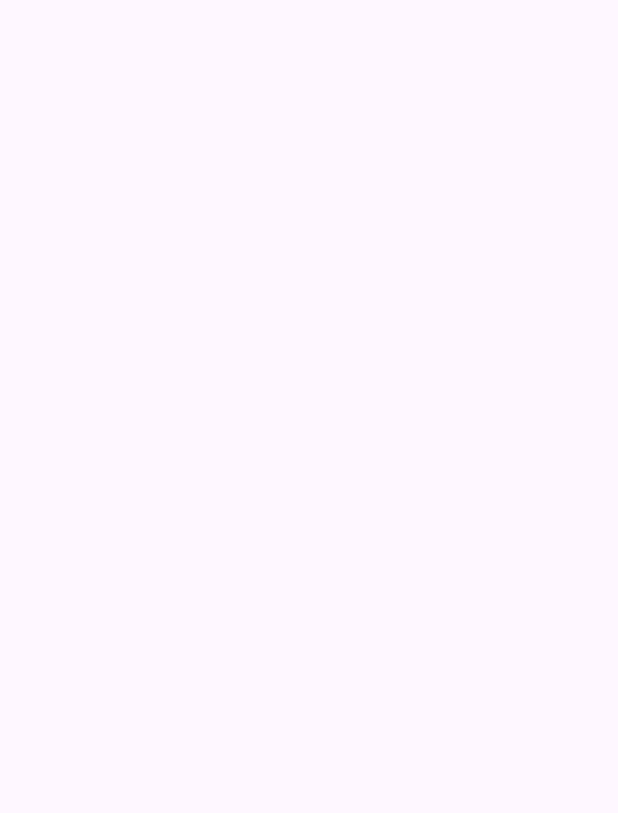
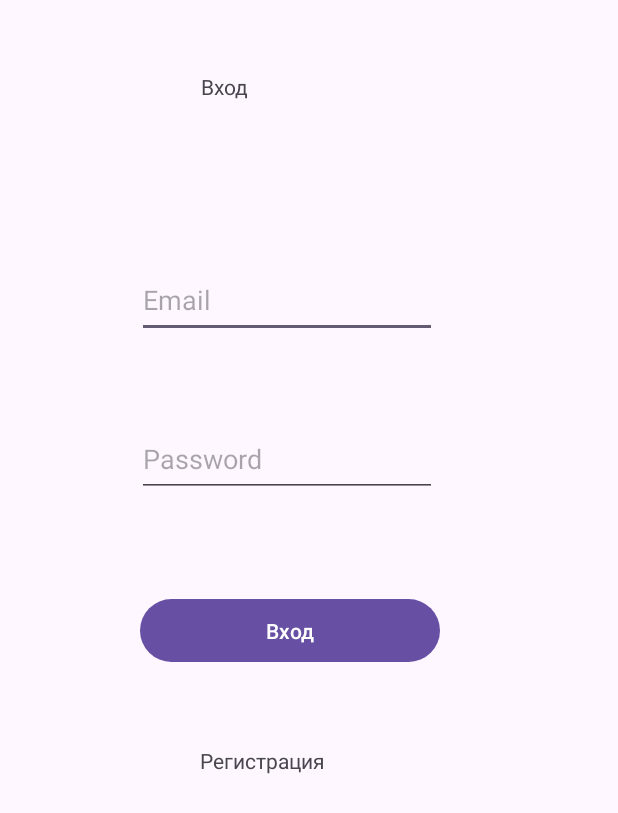
Before and after one commit to Voch302/AGRO_T2, an Android app: the AuthActivity screen opened directly, with no data from a screen before it, on a phone screen of 412 x 824 dp. Before the commit the part shown is empty. Shown: the top 813 px of the screen. Run offline under Robolectric (Android 15) with nearby library versions, the phone set to English and light mode, and no system bars.

Commit message:
alex3 сделан вход и регистрация с  всплывающими  подсказками

```diff
--- a/app/src/main/AndroidManifest.xml
+++ b/app/src/main/AndroidManifest.xml
@@ -1,6 +1,8 @@
 <?xml version="1.0" encoding="utf-8"?>
 <manifest xmlns:android="http://schemas.android.com/apk/res/android"
     xmlns:tools="http://schemas.android.com/tools">
+<uses-permission android:name="android.permission.READ_EXTERNAL_STORAGE"
+    android:maxSdkVersion="32" />
 
     <application
         android:allowBackup="true"
--- a/app/src/main/java/com/example/agro_t2/AuthActivity.kt
+++ b/app/src/main/java/com/example/agro_t2/AuthActivity.kt
@@ -1,17 +1,42 @@
 package com.example.agro_t2
 
+import android.annotation.SuppressLint
+import android.content.Intent
 import android.os.Bundle
+import android.widget.Button
+import android.widget.EditText
+import android.widget.TextView
+import android.widget.Toast
 import androidx.activity.enableEdgeToEdge
 import androidx.appcompat.app.AppCompatActivity
-import androidx.core.view.ViewCompat
-import androidx.core.view.WindowInsetsCompat
 
 class AuthActivity : AppCompatActivity() {
+    @SuppressLint("MissingInflatedId", "WrongViewCast")
     override fun onCreate(savedInstanceState: Bundle?) {
         super.onCreate(savedInstanceState)
         enableEdgeToEdge()
         setContentView(R.layout.activity_auth)
 
+        val emailAuth: EditText = findViewById(R.id.user_email_auth)
+        val passAuth: EditText = findViewById(R.id.user_pass_auth)
+        val buttonAuth: Button = findViewById(R.id.button)
+        val textToReg: TextView = findViewById(R.id.textToReg_auth)
+
+        buttonAuth.setOnClickListener {
+            val email = emailAuth.text.toString()
+            val pass = passAuth.text.toString()
+
+            if (email == "" || pass == "")
+                Toast.makeText(this, "Заполните все поля", Toast.LENGTH_LONG).show()
+            else
+                Toast.makeText(this, "Успешный вход", Toast.LENGTH_LONG).show()
+        }
+
+
+        textToReg.setOnClickListener {
+            val intent = Intent(this, MainActivity::class.java)
+            startActivity(intent)
+        }
 
 
 
--- /dev/null
+++ b/app/src/main/java/com/example/agro_t2/User.kt
@@ -0,0 +1,5 @@
+package com.example.agro_t2
+
+class User (val login:String, val email:String, val pass:String){
+
+}
--- a/app/src/main/res/layout/activity_auth.xml
+++ b/app/src/main/res/layout/activity_auth.xml
@@ -7,4 +7,64 @@
     android:layout_height="match_parent"
     tools:context=".AuthActivity">
 
+    <TextView
+        android:id="@+id/TextAuth_main"
+        android:layout_width="117dp"
+        android:layout_height="79dp"
+        android:layout_marginStart="150dp"
+        android:layout_marginTop="48dp"
+        android:layout_marginEnd="164dp"
+        android:text="Вход"
+        app:layout_constraintEnd_toEndOf="parent"
+        app:layout_constraintHorizontal_bias="0.85"
+        app:layout_constraintStart_toStartOf="parent"
+        app:layout_constraintTop_toTopOf="parent" />
+
+    <EditText
+        android:id="@+id/user_email_auth"
+        android:layout_width="200dp"
+        android:layout_height="50dp"
+        android:layout_marginTop="48dp"
+        android:ems="10"
+        android:hint="Email"
+        android:inputType="text"
+        app:layout_constraintEnd_toEndOf="parent"
+        app:layout_constraintHorizontal_bias="0.432"
+        app:layout_constraintStart_toStartOf="parent"
+        app:layout_constraintTop_toBottomOf="@+id/TextAuth_main" />
+
+    <EditText
+        android:id="@+id/user_pass_auth"
+        android:layout_width="200dp"
+        android:layout_height="50dp"
+        android:layout_marginTop="56dp"
+        android:ems="10"
+        android:hint="Password"
+        android:inputType="text"
+        app:layout_constraintEnd_toEndOf="parent"
+        app:layout_constraintHorizontal_bias="0.432"
+        app:layout_constraintStart_toStartOf="parent"
+        app:layout_constraintTop_toBottomOf="@+id/user_email_auth" />
+
+    <Button
+        android:id="@+id/button"
+        android:layout_width="200dp"
+        android:layout_height="50dp"
+        android:layout_marginTop="64dp"
+        android:text="Вход"
+        app:layout_constraintEnd_toEndOf="parent"
+        app:layout_constraintHorizontal_bias="0.44"
+        app:layout_constraintStart_toStartOf="parent"
+        app:layout_constraintTop_toBottomOf="@+id/user_pass_auth" />
+
+    <TextView
+        android:id="@+id/textToReg_auth"
+        android:layout_width="117dp"
+        android:layout_height="40dp"
+        android:layout_marginTop="52dp"
+        android:text="Регистрация"
+        app:layout_constraintEnd_toEndOf="parent"
+        app:layout_constraintHorizontal_bias="0.452"
+        app:layout_constraintStart_toStartOf="parent"
+        app:layout_constraintTop_toBottomOf="@+id/button" />
 </androidx.constraintlayout.widget.ConstraintLayout>
```
Also changed, not shown: app/src/main/java/com/example/agro_t2/MainActivity.kt (+32 -4 lines), app/src/main/res/layout/activity_main.xml (+15 -4 lines).
